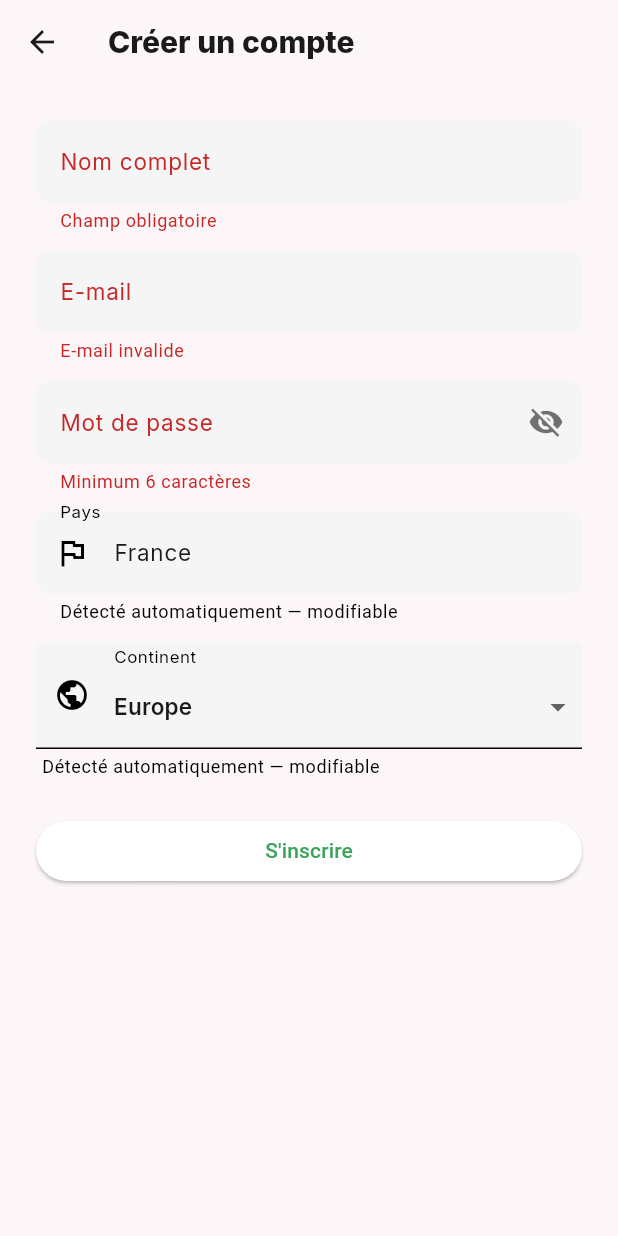
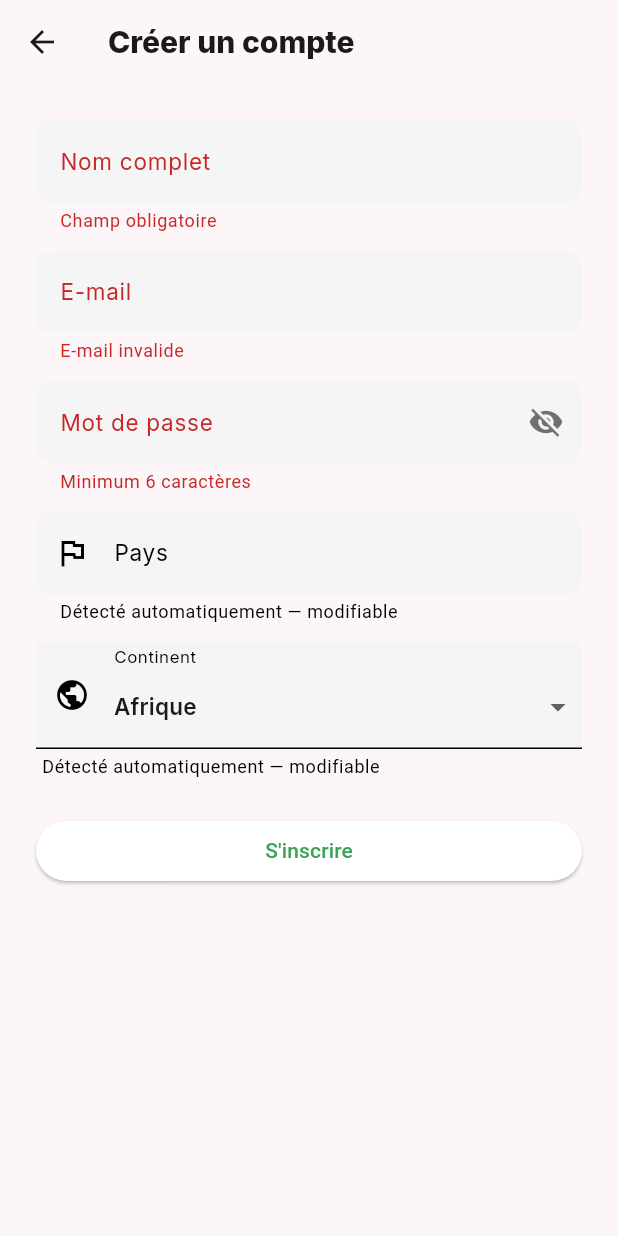
Before and after one commit to agridigitale-tech/agridigitale-mobile, a Flutter app: the RegisterScreen screen opened directly, after a tap on "S'inscrire", on a phone screen of 412 x 824 dp. Run offline on Flutter 3.47's test engine with Material 3 defaults, Android fonts, the phone set to English and light mode, and no system bars; our stand-ins replace cached_network_image, connectivity_plus, dio, firebase_core, firebase_messaging, flutter_html and 7 more; missing offline and left inert: app_settings, country_codes; accounts and stored records are empty; network calls fail.

Commit message:
feat: detection automatique pays/continent via country_codes a l'inscription

```diff
--- a/frontend/frontend/lib/main.dart
+++ b/frontend/frontend/lib/main.dart
@@ -11,6 +11,7 @@ import 'screens/auth/login_screen.dart';
 import 'screens/main_navigation_screen.dart';
 import 'core/design/app_theme.dart';
 import 'core/app_localizations.dart';
+import 'package:country_codes/country_codes.dart';
 import 'services/notification_service.dart';
 
 // Point d'entrée de l'application.
@@ -18,6 +19,7 @@ import 'services/notification_service.dart';
 void main() async {
   WidgetsFlutterBinding.ensureInitialized();
   await initializeDateFormatting('fr_FR', null);
+  await CountryCodes.init();
 
   try {
     await Firebase.initializeApp();
--- a/frontend/frontend/lib/screens/auth/register_screen.dart
+++ b/frontend/frontend/lib/screens/auth/register_screen.dart
@@ -1,56 +1,34 @@
+// RAPPEL main.dart : ajouter `await CountryCodes.init();` dans main() avant runApp()
+// Exemple :
+//   WidgetsFlutterBinding.ensureInitialized();
+//   await CountryCodes.init();
+//   runApp(...);
+
 import 'package:flutter/material.dart';
 import 'package:provider/provider.dart';
+import 'package:country_codes/country_codes.dart';
 import '../../providers/auth_provider.dart';
 import '../../services/auth_service.dart';
 
-// Map code pays ISO → (nom pays, continent)
-const _paysData = <String, (String, String)>{
-  'TG': ('Togo', 'Afrique'),
-  'BJ': ('Bénin', 'Afrique'),
-  'CI': ("Côte d'Ivoire", 'Afrique'),
-  'SN': ('Sénégal', 'Afrique'),
-  'ML': ('Mali', 'Afrique'),
-  'BF': ('Burkina Faso', 'Afrique'),
-  'GH': ('Ghana', 'Afrique'),
-  'NG': ('Nigeria', 'Afrique'),
-  'CM': ('Cameroun', 'Afrique'),
-  'CD': ('Congo (RDC)', 'Afrique'),
-  'CG': ('Congo', 'Afrique'),
-  'GA': ('Gabon', 'Afrique'),
-  'NE': ('Niger', 'Afrique'),
-  'TD': ('Tchad', 'Afrique'),
-  'GN': ('Guinée', 'Afrique'),
-  'MR': ('Mauritanie', 'Afrique'),
-  'MA': ('Maroc', 'Afrique'),
-  'DZ': ('Algérie', 'Afrique'),
-  'TN': ('Tunisie', 'Afrique'),
-  'EG': ('Égypte', 'Afrique'),
-  'ZA': ('Afrique du Sud', 'Afrique'),
-  'KE': ('Kenya', 'Afrique'),
-  'ET': ('Éthiopie', 'Afrique'),
-  'TZ': ('Tanzanie', 'Afrique'),
-  'UG': ('Ouganda', 'Afrique'),
-  'RW': ('Rwanda', 'Afrique'),
-  'MG': ('Madagascar', 'Afrique'),
-  'FR': ('France', 'Europe'),
-  'BE': ('Belgique', 'Europe'),
-  'CH': ('Suisse', 'Europe'),
-  'DE': ('Allemagne', 'Europe'),
-  'ES': ('Espagne', 'Europe'),
-  'IT': ('Italie', 'Europe'),
-  'GB': ('Royaume-Uni', 'Europe'),
-  'PT': ('Portugal', 'Europe'),
-  'NL': ('Pays-Bas', 'Europe'),
-  'US': ('États-Unis', 'Amérique du Nord'),
-  'CA': ('Canada', 'Amérique du Nord'),
-  'MX': ('Mexique', 'Amérique du Nord'),
-  'BR': ('Brésil', 'Amérique du Sud'),
-  'AR': ('Argentine', 'Amérique du Sud'),
-  'CO': ('Colombie', 'Amérique du Sud'),
-  'CN': ('Chine', 'Asie'),
-  'IN': ('Inde', 'Asie'),
-  'JP': ('Japon', 'Asie'),
-  'AU': ('Australie', 'Océanie'),
+// Map code pays ISO → continent
+const _continentParCode = <String, String>{
+  'TG': 'Afrique', 'BJ': 'Afrique', 'CI': 'Afrique', 'SN': 'Afrique',
+  'ML': 'Afrique', 'BF': 'Afrique', 'GH': 'Afrique', 'NG': 'Afrique',
+  'CM': 'Afrique', 'CD': 'Afrique', 'CG': 'Afrique', 'GA': 'Afrique',
+  'NE': 'Afrique', 'TD': 'Afrique', 'GN': 'Afrique', 'MR': 'Afrique',
+  'MA': 'Afrique', 'DZ': 'Afrique', 'TN': 'Afrique', 'EG': 'Afrique',
+  'ZA': 'Afrique', 'KE': 'Afrique', 'ET': 'Afrique', 'TZ': 'Afrique',
+  'UG': 'Afrique', 'RW': 'Afrique', 'MG': 'Afrique', 'SL': 'Afrique',
+  'LR': 'Afrique', 'GW': 'Afrique', 'GM': 'Afrique', 'CV': 'Afrique',
+  'FR': 'Europe', 'BE': 'Europe', 'CH': 'Europe', 'DE': 'Europe',
+  'ES': 'Europe', 'IT': 'Europe', 'GB': 'Europe', 'PT': 'Europe',
+  'NL': 'Europe', 'PL': 'Europe', 'RO': 'Europe', 'SE': 'Europe',
+  'US': 'Amérique du Nord', 'CA': 'Amérique du Nord', 'MX': 'Amérique du Nord',
+  'BR': 'Amérique du Sud', 'AR': 'Amérique du Sud', 'CO': 'Amérique du Sud',
+  'PE': 'Amérique du Sud', 'CL': 'Amérique du Sud', 'VE': 'Amérique du Sud',
+  'CN': 'Asie', 'IN': 'Asie', 'JP': 'Asie', 'KR': 'Asie',
+  'ID': 'Asie', 'PK': 'Asie', 'BD': 'Asie', 'VN': 'Asie',
+  'AU': 'Océanie', 'NZ': 'Océanie',
 };
 
 const _continents = [
@@ -79,25 +57,29 @@ class _RegisterScreenState extends State<RegisterScreen> {
   bool _chargement = false;
   String? _erreur;
   bool _mdpVisible = false;
-  bool _geoDetecte = false;
 
   @override
-  void didChangeDependencies() {
-    super.didChangeDependencies();
-    if (!_geoDetecte) {
-      _geoDetecte = true;
-      _detecterLocale();
-    }
+  void initState() {
+    super.initState();
+    WidgetsBinding.instance.addPostFrameCallback((_) {
+      _detecterPaysAutomatiquement();
+    });
   }
 
-  void _detecterLocale() {
-    final locale = Localizations.localeOf(context);
-    final code = locale.countryCode?.toUpperCase() ?? '';
-    final data = _paysData[code];
-    if (data != null) {
+  void _detecterPaysAutomatiquement() {
+    try {
+      final details = CountryCodes.detailsForLocale();
+      final nomPays = details?.name ?? 'Togo';
+      final code = details?.alpha2Code?.toUpperCase() ?? '';
+      final continent = _continentParCode[code] ?? 'Afrique';
       setState(() {
-        _paysCtrl.text = data.$1;
-        _continent = data.$2;
+        _paysCtrl.text = nomPays;
+        _continent = continent;
+      });
+    } catch (_) {
+      setState(() {
+        _paysCtrl.text = 'Togo';
+        _continent = 'Afrique';
       });
     }
   }
@@ -120,7 +102,7 @@ class _RegisterScreenState extends State<RegisterScreen> {
         _emailCtrl.text.trim(),
         _mdpCtrl.text,
         pays: _paysCtrl.text.trim(),
-        continent: _continent ?? '',
+        continent: _continent ?? 'Afrique',
       );
       if (!mounted) return;
       await context.read<AuthProvider>().verifierSession();
--- a/frontend/frontend/pubspec.yaml
+++ b/frontend/frontend/pubspec.yaml
@@ -56,6 +56,7 @@ dependencies:
   share_plus: ^10.1.4
   image_picker: ^1.1.2
   flutter_html: ^3.0.0
+  country_codes: ^3.0.1
 
 dev_dependencies:
   flutter_test:
```
Also changed, not shown: frontend/frontend/pubspec.lock.
